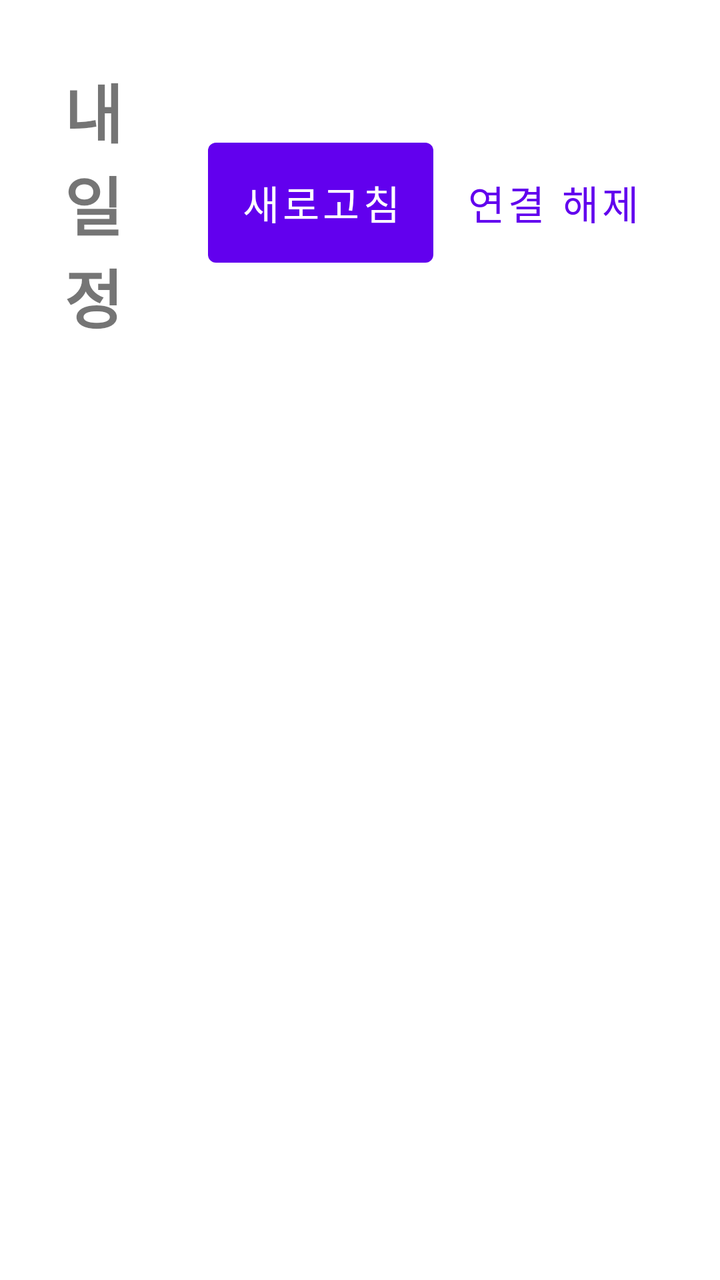
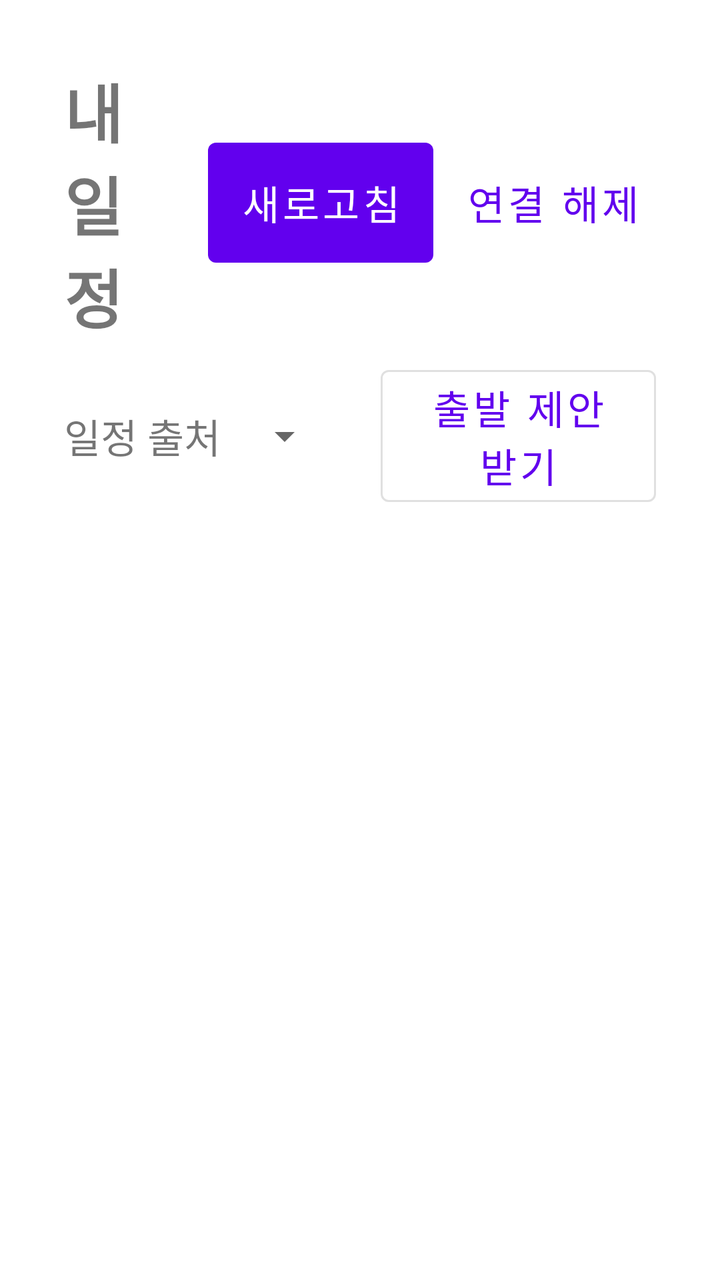

Screens rendered from an Android XML layout before and after an edit, with the pre-edit source and the edit as a unified diff.
<!-- AndroidManifest.xml: application theme Theme.Hyundai -->
<!-- res/layout/activity_calendar.xml -->
<?xml version="1.0" encoding="utf-8"?>
<LinearLayout xmlns:android="http://schemas.android.com/apk/res/android"
    android:layout_width="match_parent"
    android:layout_height="match_parent"
    android:orientation="vertical"
    android:padding="32dp">

    <LinearLayout
        android:layout_width="match_parent"
        android:layout_height="wrap_content"
        android:gravity="center_vertical"
        android:orientation="horizontal">

        <TextView
            android:layout_width="0dp"
            android:layout_height="wrap_content"
            android:layout_weight="1"
            android:text="@string/calendar_title"
            android:textSize="32sp"
            android:textStyle="bold" />

        <TextView
            android:id="@+id/lastSyncText"
            android:layout_width="wrap_content"
            android:layout_height="wrap_content"
            android:layout_marginEnd="16dp"
            android:textSize="18sp" />

        <Button
            android:id="@+id/refreshButton"
            android:layout_width="wrap_content"
            android:layout_height="wrap_content"
            android:minHeight="72dp"
            android:text="@string/calendar_refresh"
            android:textSize="20sp" />

        <Button
            android:id="@+id/unlinkButton"
            style="@style/Widget.MaterialComponents.Button.TextButton"
            android:layout_width="wrap_content"
            android:layout_height="wrap_content"
            android:layout_marginStart="8dp"
            android:minHeight="72dp"
            android:text="@string/calendar_unlink"
            android:textSize="20sp" />
    </LinearLayout>

    <TextView
        android:id="@+id/fakeModeText"
        android:layout_width="wrap_content"
        android:layout_height="wrap_content"
        android:layout_marginTop="4dp"
        android:text="@string/calendar_fake_mode"
        android:textSize="16sp"
        android:visibility="gone" />

    <TextView
        android:id="@+id/noticeText"
        android:layout_width="match_parent"
        android:layout_height="wrap_content"
        android:layout_marginTop="16dp"
        android:textSize="20sp"
        android:visibility="gone" />

    <Button
        android:id="@+id/linkButton"
        android:layout_width="wrap_content"
        android:layout_height="wrap_content"
        android:layout_marginTop="16dp"
        android:minHeight="76dp"
        android:paddingHorizontal="32dp"
        android:text="@string/calendar_link"
        android:textSize="22sp"
        android:visibility="gone" />

    <ScrollView
        android:layout_width="match_parent"
        android:layout_height="0dp"
        android:layout_marginTop="16dp"
        android:layout_weight="1">

        <LinearLayout
            android:id="@+id/eventList"
            android:layout_width="match_parent"
            android:layout_height="wrap_content"
            android:orientation="vertical" />
    </ScrollView>

</LinearLayout>
<!-- resources referenced by this layout -->
<resources>
  <string name="calendar_fake_mode">가짜 서버 모드 (local.properties에 SERVER_URL을 넣으면 실제 서버 사용)</string>
  <string name="calendar_link">구글 캘린더 연결하기</string>
  <string name="calendar_refresh">새로고침</string>
  <string name="calendar_title">내 일정</string>
  <string name="calendar_unlink">연결 해제</string>
  <style name="Theme.Hyundai" parent="Theme.MaterialComponents.DayNight.DarkActionBar">
          
          <item name="colorPrimary">@color/purple_500</item>
          <item name="colorPrimaryVariant">@color/purple_700</item>
          <item name="colorOnPrimary">@color/white</item>
          
          <item name="colorSecondary">@color/teal_200</item>
          <item name="colorSecondaryVariant">@color/teal_700</item>
          <item name="colorOnSecondary">@color/black</item>
          
          <item name="android:statusBarColor">?attr/colorPrimaryVariant</item>
          
      </style>
  <color name="purple_500">#FF6200EE</color>
  <color name="purple_700">#FF3700B3</color>
  <color name="white">#FFFFFFFF</color>
  <color name="teal_200">#FF03DAC5</color>
  <color name="teal_700">#FF018786</color>
  <color name="black">#FF000000</color>
</resources>

<!-- the commit's change to res/layout/activity_calendar.xml (unified diff, before → after) -->
@@ -45,14 +45,45 @@
             android:textSize="20sp" />
     </LinearLayout>
 
-    <TextView
-        android:id="@+id/fakeModeText"
-        android:layout_width="wrap_content"
+    
+    <LinearLayout
+        android:layout_width="match_parent"
         android:layout_height="wrap_content"
-        android:layout_marginTop="4dp"
-        android:text="@string/calendar_fake_mode"
-        android:textSize="16sp"
-        android:visibility="gone" />
+        android:layout_marginTop="8dp"
+        android:gravity="center_vertical"
+        android:orientation="horizontal">
+
+        <TextView
+            android:layout_width="wrap_content"
+            android:layout_height="wrap_content"
+            android:layout_marginEnd="8dp"
+            android:text="@string/server_mode_label"
+            android:textSize="20sp" />
+
+        <Spinner
+            android:id="@+id/serverModeSpinner"
+            android:layout_width="wrap_content"
+            android:layout_height="wrap_content"
+            android:minHeight="72dp" />
+
+        <Button
+            android:id="@+id/suggestButton"
+            style="@style/Widget.MaterialComponents.Button.OutlinedButton"
+            android:layout_width="wrap_content"
+            android:layout_height="wrap_content"
+            android:layout_marginStart="24dp"
+            android:minHeight="72dp"
+            android:text="@string/departure_suggest_now"
+            android:textSize="20sp" />
+
+        <TextView
+            android:id="@+id/suggestResultText"
+            android:layout_width="0dp"
+            android:layout_height="wrap_content"
+            android:layout_marginStart="16dp"
+            android:layout_weight="1"
+            android:textSize="18sp" />
+    </LinearLayout>
 
     <TextView
         android:id="@+id/noticeText"
<!-- resource entries referenced after the edit -->
@@ -1,10 +1,11 @@
 <!-- resources referenced by this layout -->
 <resources>
-  <string name="calendar_fake_mode">가짜 서버 모드 (local.properties에 SERVER_URL을 넣으면 실제 서버 사용)</string>
   <string name="calendar_link">구글 캘린더 연결하기</string>
   <string name="calendar_refresh">새로고침</string>
   <string name="calendar_title">내 일정</string>
   <string name="calendar_unlink">연결 해제</string>
+  <string name="departure_suggest_now">출발 제안 받기</string>
+  <string name="server_mode_label">일정 출처</string>
   <style name="Theme.Hyundai" parent="Theme.MaterialComponents.DayNight.DarkActionBar">
           
           <item name="colorPrimary">@color/purple_500</item>
